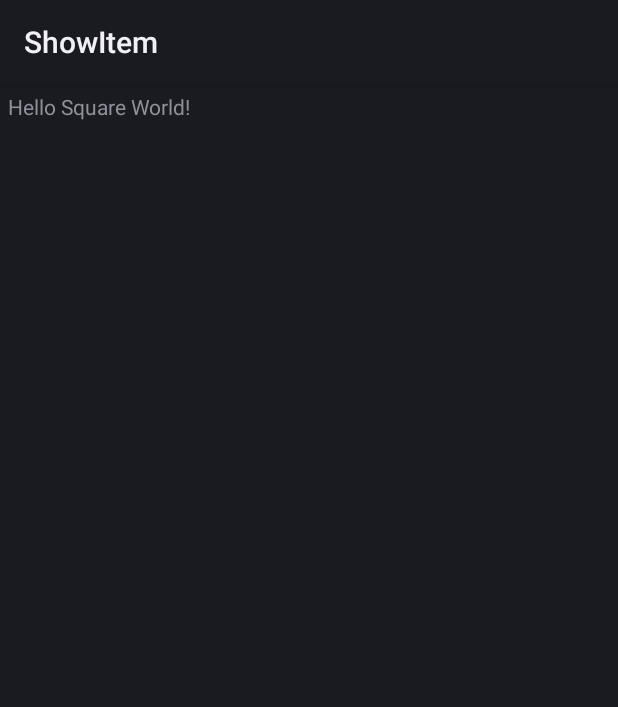
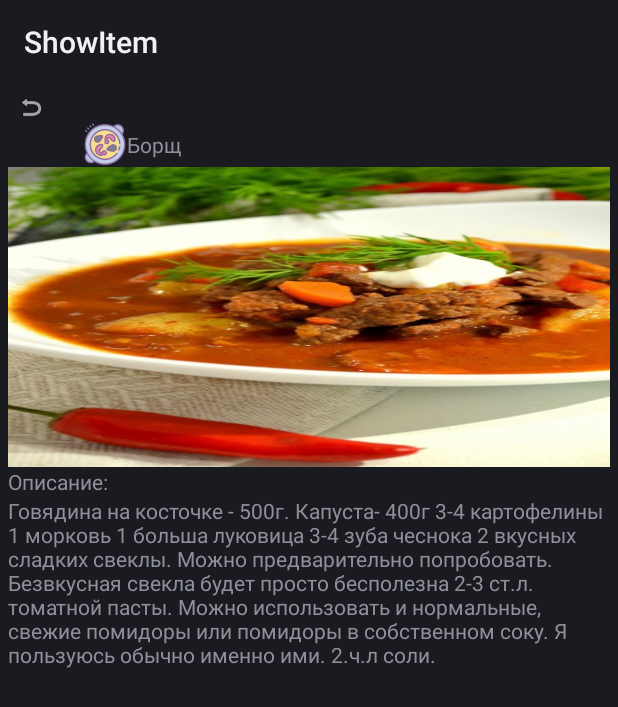
Before and after one commit to M1KoTiK/PR14_Kargin-, an Android app: the ShowItem screen opened directly, with no data from a screen before it, on a phone screen of 412 x 824 dp. Shown: the top 707 px of the screen. Run offline under Robolectric (Android 15) with nearby library versions, the phone set to English and light mode, and no system bars; plain views replace BoxInsetLayout.

Commit message:
все три экрана, все кнопки и все переходы

```diff
--- a/app/src/main/AndroidManifest.xml
+++ b/app/src/main/AndroidManifest.xml
@@ -28,11 +28,6 @@
             android:name=".ShowItem"
             android:exported="true"
             android:label="@string/title_activity_show_item">
-            <intent-filter>
-                <action android:name="android.intent.action.MAIN" />
-
-                <category android:name="android.intent.category.LAUNCHER" />
-            </intent-filter>
         </activity>
         <activity
             android:name=".Table"
--- a/app/src/main/java/com/example/pr14_kargin/ShowItem.kt
+++ b/app/src/main/java/com/example/pr14_kargin/ShowItem.kt
@@ -1,7 +1,10 @@
 package com.example.pr14_kargin
 
 import android.app.Activity
+import android.content.Intent
 import android.os.Bundle
+import android.widget.Button
+import android.widget.ImageView
 import com.example.pr14_kargin.databinding.ActivityShowItemBinding
 
 class ShowItem : Activity() {
@@ -14,5 +17,10 @@ class ShowItem : Activity() {
         binding = ActivityShowItemBinding.inflate(layoutInflater)
         setContentView(binding.root)
 
+        val btnBack = findViewById<ImageView>(R.id.btn_back_borsh)
+        btnBack.setOnClickListener {
+            val intent = Intent(this, Table::class.java)
+            startActivity(intent)
+        }
     }
 }
--- a/app/src/main/java/com/example/pr14_kargin/Table.kt
+++ b/app/src/main/java/com/example/pr14_kargin/Table.kt
@@ -1,7 +1,11 @@
 package com.example.pr14_kargin
 
 import android.app.Activity
+import android.content.Intent
 import android.os.Bundle
+import android.widget.Button
+import android.widget.ImageView
+import android.widget.LinearLayout
 import com.example.pr14_kargin.databinding.ActivityTableBinding
 
 class Table : Activity() {
@@ -13,6 +17,15 @@ class Table : Activity() {
 
         binding = ActivityTableBinding.inflate(layoutInflater)
         setContentView(binding.root)
-
+        val btnBorsh = findViewById<LinearLayout>(R.id.btn_lin_borsh)
+        btnBorsh.setOnClickListener{
+            val intent = Intent(this, ShowItem::class.java)
+            startActivity(intent)
+        }
+        val btnBack = findViewById<ImageView>(R.id.btn_back)
+        btnBack.setOnClickListener{
+            val intent = Intent(this, MainActivity::class.java)
+            startActivity(intent)
+        }
     }
 }
--- a/app/src/main/res/layout/activity_show_item.xml
+++ b/app/src/main/res/layout/activity_show_item.xml
@@ -14,11 +14,80 @@
         android:padding="@dimen/inner_frame_layout_padding"
         app:layout_boxedEdges="all">
 
-        <TextView
-            android:id="@+id/text"
-            android:layout_width="wrap_content"
-            android:layout_height="wrap_content"
-            android:text="@string/hello_world" />
+        <androidx.constraintlayout.widget.ConstraintLayout
+            android:layout_width="match_parent"
+            android:layout_height="match_parent">
 
+            <ImageView
+                android:id="@+id/btn_back_borsh"
+                android:layout_width="20dp"
+                android:layout_height="20dp"
+                android:layout_marginStart="5dp"
+                android:src="@android:drawable/ic_menu_revert"
+                app:layout_constraintStart_toStartOf="parent"
+                app:layout_constraintTop_toTopOf="parent" />
+
+            <LinearLayout
+                android:id="@+id/linearLayout"
+                android:layout_width="match_parent"
+                android:layout_height="30dp"
+                android:layout_marginTop="20dp"
+                android:orientation="horizontal"
+                app:layout_constraintEnd_toEndOf="parent"
+                app:layout_constraintStart_toStartOf="parent"
+                app:layout_constraintTop_toTopOf="parent">
+
+                <ImageView
+                    android:id="@+id/imageView3"
+                    android:layout_width="wrap_content"
+                    android:layout_height="wrap_content"
+                    android:layout_marginLeft="50dp"
+                    android:layout_weight="1"
+                    android:src="@drawable/image_placeholder" />
+
+                <TextView
+                    android:id="@+id/textView2"
+                    android:layout_width="match_parent"
+                    android:layout_height="match_parent"
+                    android:layout_weight="1"
+                    android:gravity="center_vertical"
+                    android:text="Борщ" />
+            </LinearLayout>
+
+            <ScrollView
+                android:layout_width="match_parent"
+                android:layout_height="wrap_content"
+                app:layout_constraintEnd_toEndOf="parent"
+                app:layout_constraintStart_toStartOf="parent"
+                app:layout_constraintTop_toBottomOf="@+id/linearLayout">
+
+                <LinearLayout
+                    android:layout_width="match_parent"
+                    android:layout_height="wrap_content"
+                    android:orientation="vertical" >
+
+                    <ImageView
+                        android:id="@+id/imageView2"
+                        android:layout_width="match_parent"
+                        android:layout_height="200dp"
+                        android:scaleType="fitXY"
+                        android:src="@drawable/borsch" />
+
+                    <TextView
+                        android:id="@+id/textView8"
+                        android:layout_width="match_parent"
+                        android:layout_height="wrap_content"
+                        android:text="Описание:" />
+
+                    <TextView
+                        android:id="@+id/textView11"
+                        android:layout_width="match_parent"
+                        android:layout_height="wrap_content"
+                        android:text="@string/borsh" />
+
+                </LinearLayout>
+            </ScrollView>
+
+        </androidx.constraintlayout.widget.ConstraintLayout>
     </FrameLayout>
 </androidx.wear.widget.BoxInsetLayout>
--- a/app/src/main/res/layout/activity_table.xml
+++ b/app/src/main/res/layout/activity_table.xml
@@ -18,6 +18,15 @@
             android:layout_width="match_parent"
             android:backgroundTint="#212121"
             android:layout_height="match_parent">
+
+            <ImageView
+                android:id="@+id/btn_back"
+                android:layout_width="20dp"
+                android:layout_height="20dp"
+                android:layout_marginStart="5dp"
+                android:src="@android:drawable/ic_menu_revert"
+                app:layout_constraintStart_toStartOf="parent"
+                app:layout_constraintTop_toTopOf="parent" />
 
             <ScrollView
                 android:layout_width="0dp"
@@ -41,6 +50,7 @@
                         app:cardCornerRadius="7dp">
 
                         <LinearLayout
+                            android:id="@+id/btn_lin_borsh"
                             android:layout_width="match_parent"
                             android:layout_height="45dp"
                             android:orientation="horizontal">
--- a/app/src/main/res/values/strings.xml
+++ b/app/src/main/res/values/strings.xml
@@ -7,4 +7,5 @@
     <string name="hello_world">Hello Square World!</string>
     <string name="title_activity_table">Table</string>
     <string name="title_activity_show_item">ShowItem</string>
+    <string name="borsh">Говядина на косточке - 500г. Капуста- 400г 3-4 картофелины 1 морковь 1 больша луковица 3-4 зуба чеснока 2 вкусных сладких свеклы. Можно предварительно попробовать. Безвкусная свекла будет просто бесполезна 2-3 ст.л. томатной пасты. Можно использовать и нормальные, свежие помидоры или помидоры в собственном соку. Я пользуюсь обычно именно ими. 2.ч.л соли.</string>
 </resources>
```
Also changed, not shown: app/src/main/res/drawable/borsch.png (added).
